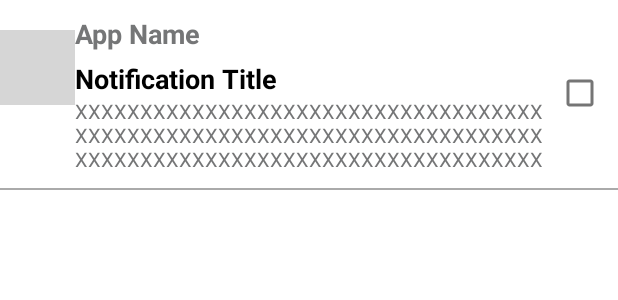
After one commit to tjysdsg/notification_remover, an Android app: the layout notification_item_view.xml on its own in the app's theme, with its tools: preview values and no code run, on a phone screen of 412 x 824 dp. The commit adds this screen. Shown: the top 300 px of the screen. Run offline under Robolectric (Android 15) with nearby library versions, the phone set to English and light mode, and no system bars; grey boxes are pictures that could not be loaded.

Commit message:
Allow user to select which notification to hide

```diff
--- /dev/null
+++ b/app/src/main/res/layout/notification_item_view.xml
@@ -0,0 +1,71 @@
+<LinearLayout xmlns:android="http://schemas.android.com/apk/res/android"
+    xmlns:app="http://schemas.android.com/apk/res-auto"
+    xmlns:tools="http://schemas.android.com/tools"
+    android:id="@+id/notification_item"
+    android:layout_width="match_parent"
+    android:layout_height="wrap_content"
+    android:orientation="vertical">
+
+    <LinearLayout
+        android:layout_width="match_parent"
+        android:layout_height="match_parent"
+        android:orientation="horizontal"
+        android:paddingTop="10dp"
+        android:paddingBottom="10dp">
+
+        <ImageView
+            android:id="@+id/notification_icon"
+            android:layout_width="50dp"
+            android:layout_height="50dp"
+            android:layout_marginTop="10dp"
+            android:contentDescription="@string/notification_icon_content_desc"
+            tools:srcCompat="@tools:sample/avatars" />
+
+        <LinearLayout
+            android:layout_width="0dp"
+            android:layout_height="wrap_content"
+            android:layout_weight="4"
+            android:orientation="vertical">
+
+            <TextView
+                android:id="@+id/app_name"
+                android:layout_width="wrap_content"
+                android:layout_height="wrap_content"
+                android:text="App Name"
+                android:textColor="#757677"
+                android:textSize="8pt"
+                android:textStyle="bold" />
+
+            <TextView
+                android:id="@+id/notification_title"
+                android:layout_width="wrap_content"
+                android:layout_height="wrap_content"
+                android:layout_marginTop="5dp"
+                android:text="Notification Title"
+                android:textColor="@color/black"
+                android:textSize="8pt"
+                android:textStyle="bold" />
+
+            <TextView
+                android:id="@+id/notification_detail"
+                android:layout_width="match_parent"
+                android:layout_height="wrap_content"
+                android:text="XXXXXXXXXXXXXXXXXXXXXXXXXXXXXXXXXXXXXXXXXXXXXXXXXXXXXXXXXXXXXXXXXXXXXXXXXXXXXXXXXXXXXXXXXXXXXXXXXXXXXXXXXXXX"
+                android:textColor="#757677"
+                android:textSize="6pt" />
+        </LinearLayout>
+
+        <CheckBox
+            android:id="@+id/clear_notification_checkbox"
+            android:layout_width="50dp"
+            android:layout_height="50dp"
+            android:layout_gravity="center_vertical" />
+    </LinearLayout>
+
+    <View
+        android:layout_width="match_parent"
+        android:layout_height="1dp"
+        android:background="@android:color/darker_gray" />
+
+
+</LinearLayout>
--- a/app/src/main/res/values-night/themes.xml
+++ b/app/src/main/res/values-night/themes.xml
@@ -1,6 +1,6 @@
 <resources xmlns:tools="http://schemas.android.com/tools">
     <!-- Base application theme. -->
-    <style name="Theme.VoicemailNotificationRemover" parent="Theme.MaterialComponents.DayNight.DarkActionBar">
+    <style name="Theme.NotificationRemover" parent="Theme.MaterialComponents.DayNight.DarkActionBar">
         <!-- Primary brand color. -->
         <item name="colorPrimary">@color/purple_200</item>
         <item name="colorPrimaryVariant">@color/purple_700</item>
--- a/app/src/main/res/values/strings.xml
+++ b/app/src/main/res/values/strings.xml
@@ -24,4 +24,6 @@
     <string name="yes">Yes</string>
     <string name="no">No</string>
     <string name="voicemail_package_name">com.android.phone</string>
+    <string name="notification_icon_content_desc">Notification Icon</string>
+    <string name="notification_clear_btn">clear</string>
 </resources>
--- a/app/src/main/res/values/themes.xml
+++ b/app/src/main/res/values/themes.xml
@@ -1,6 +1,6 @@
 <resources xmlns:tools="http://schemas.android.com/tools">
     <!-- Base application theme. -->
-    <style name="Theme.VoicemailNotificationRemover" parent="Theme.MaterialComponents.DayNight.DarkActionBar">
+    <style name="Theme.NotificationRemover" parent="Theme.MaterialComponents.DayNight.DarkActionBar">
         <!-- Primary brand color. -->
         <item name="colorPrimary">@color/purple_500</item>
         <item name="colorPrimaryVariant">@color/purple_700</item>
```
Also changed, not shown: app/src/main/AndroidManifest.xml (+4 -4 lines), app/src/main/java/com/tjysdsg/notification_remover/AppUtils.java (added, +14 -0 lines), app/src/main/java/com/tjysdsg/notification_remover/INotificationDataSource.java (added, +14 -0 lines), app/src/main/java/com/tjysdsg/notification_remover/MainActivity.java (renamed from app/src/main/java/com/tjysdsg/notification_remover/SettingsActivity.java, +61 -16 lines), app/src/main/java/com/tjysdsg/notification_remover/NotificationListAdapter.java (added, +96 -0 lines), app/src/main/java/com/tjysdsg/notification_remover/NotificationListener.java (+68 -33 lines), app/src/main/res/layout/main_activity.xml (added, +12 -0 lines), app/src/main/res/layout/settings_activity.xml (deleted, +0 -11 lines).
